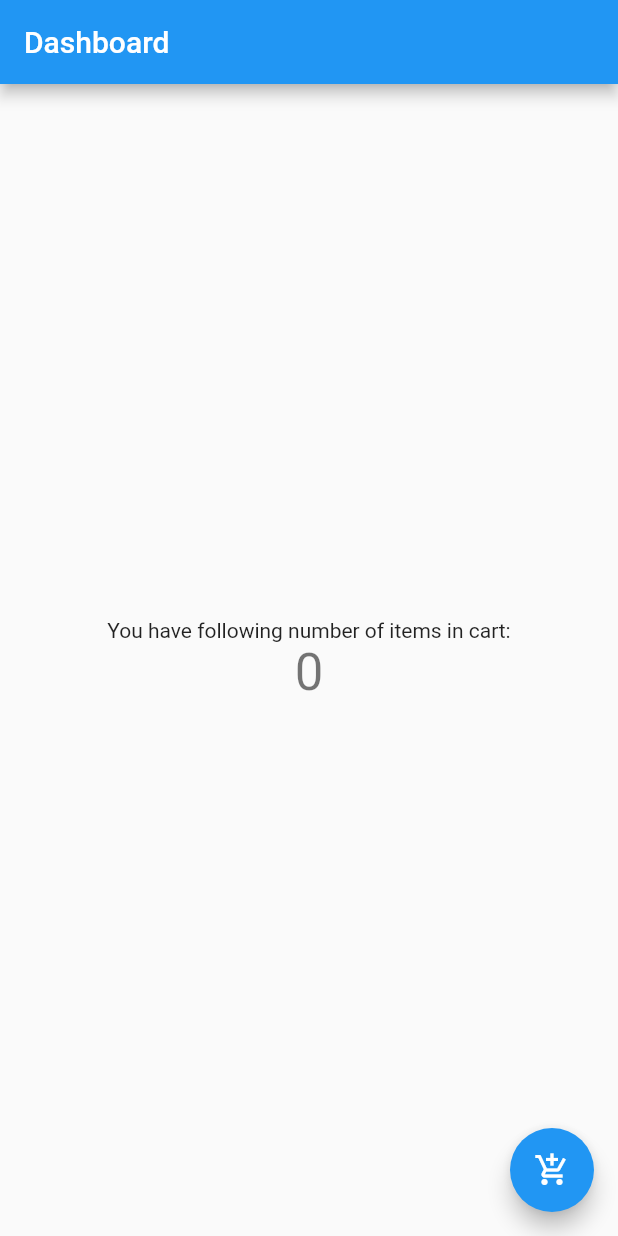
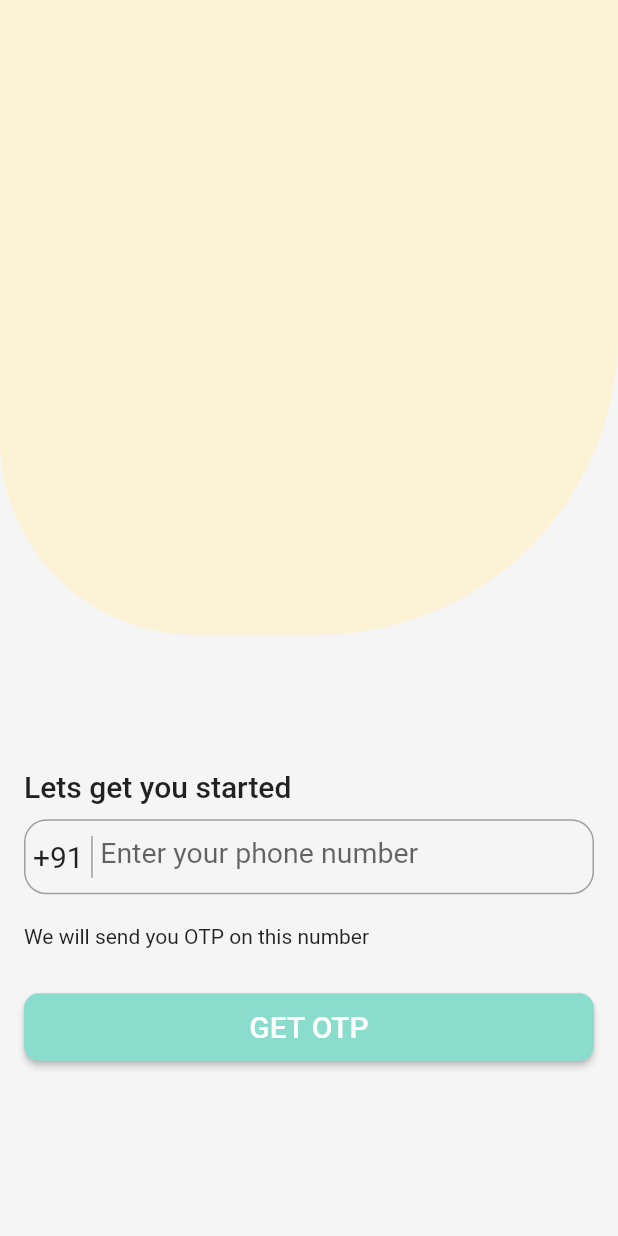
Before and after one commit to btechdev/aker-foods-retail-sample, a Flutter app: the screen it shows after launch, on a phone screen of 412 x 824 dp. Run offline on Flutter 3.47's test engine with Material 2 defaults, Android fonts, the phone set to English and light mode, and no system bars; our stand-ins replace kiwi, otp_text_field, shared_preferences; project files that could hold a hidden picture were left out.

Commit message:
ui implemented

```diff
--- /dev/null
+++ b/lib/common/widgets/app_color.dart
@@ -0,0 +1,8 @@
+import 'package:flutter/material.dart';
+
+class AppColor {
+  static const Color backgroundScaffoldColor = Color(0xfff5f5f5);
+  static const Color buttonBackgroundColor = Color(0xff8adccd);
+  static const Color onboardingPageContainerColor = Color(0xfffcf2d6);
+  static const Color textfieldPrefixIconColor = Color(0xff57c7ad);
+}
--- a/lib/main.dart
+++ b/lib/main.dart
@@ -1,61 +1,41 @@
 import 'package:flutter/material.dart';
 
-void main() => runApp(MyApp());
+import 'package:aker_foods_retail/presentation/login/enter_phone_number_screen.dart';
+import 'package:aker_foods_retail/presentation/login/enter_otp_screen.dart';
+
+void main() {
+  runApp(MyApp());
+}
 
 class MyApp extends StatelessWidget {
+  // This widget is the root of your application.
   @override
   Widget build(BuildContext context) {
     return MaterialApp(
-      title: 'Aker Foods Retail',
+      title: 'Flutter Demo',
       theme: ThemeData(
+        // This is the theme of your application.
+        //
+        // Try running your application with "flutter run". You'll see the
+        // application has a blue toolbar. Then, without quitting the app, try
+        // changing the primarySwatch below to Colors.green and then invoke
+        // "hot reload" (press "r" in the console where you ran "flutter run",
+        // or simply save your changes to "hot reload" in a Flutter IDE).
+        // Notice that the counter didn't reset back to zero; the application
+        // is not restarted.
         primarySwatch: Colors.blue,
+        // This makes the visual density adapt to the platform that you run
+        // the app on. For desktop platforms, the controls will be smaller and
+        // closer together (more dense) than on mobile platforms.
+        visualDensity: VisualDensity.adaptivePlatformDensity,
       ),
-      home: DashboardScreen(title: 'Dashboard'),
+      routes: {
+        '/': (context) => EnterPhoneNumberScreen(
+              title: 'Login',
+            ),
+        '/otp': (context) => EnterOTPScreen(),
+      },
+      initialRoute: '/',
     );
   }
 }
-
-class DashboardScreen extends StatefulWidget {
-  DashboardScreen({Key key, this.title}) : super(key: key);
-
-  final String title;
-
-  @override
-  _DashboardScreenState createState() => _DashboardScreenState();
-}
-
-class _DashboardScreenState extends State<DashboardScreen> {
-  int _counter = 0;
-
-  void _incrementCounter() {
-    setState(() {
-      _counter++;
-    });
-  }
-
-  @override
-  Widget build(BuildContext context) {
-    return Scaffold(
-      appBar: AppBar(
-        title: Text(widget.title),
-      ),
-      body: Center(
-        child: Column(
-          mainAxisAlignment: MainAxisAlignment.center,
-          children: <Widget>[
-            const Text('You have following number of items in cart:'),
-            Text(
-              '$_counter',
-              style: Theme.of(context).textTheme.display1,
-            ),
-          ],
-        ),
-      ),
-      floatingActionButton: FloatingActionButton(
-        onPressed: _incrementCounter,
-        tooltip: 'Cart',
-        child: Icon(Icons.add_shopping_cart),
-      ),
-    );
-  }
-}
--- /dev/null
+++ b/lib/presentation/login/enter_phone_number_screen.dart
@@ -0,0 +1,135 @@
+import 'package:aker_foods_retail/common/widgets/app_color.dart';
+import 'package:flutter/material.dart';
+import 'package:flutter/services.dart';
+
+class EnterPhoneNumberScreen extends StatefulWidget {
+  EnterPhoneNumberScreen({Key key, this.title}) : super(key: key);
+  final String title;
+
+  @override
+  _EnterPhoneNumberScreen createState() => _EnterPhoneNumberScreen();
+}
+
+class _EnterPhoneNumberScreen extends State<EnterPhoneNumberScreen> {
+  @override
+  Widget build(BuildContext context) {
+    final Size size = MediaQuery.of(context).size;
+
+    return Scaffold(
+      body: Column(
+        children: [
+          Container(
+            padding: EdgeInsets.only(bottom: 30.0),
+            height: size.height * 0.55,
+            color: AppColor.backgroundScaffoldColor,
+            child: Container(
+              decoration: BoxDecoration(
+                color: AppColor.onboardingPageContainerColor,
+                borderRadius: BorderRadius.only(
+                  bottomLeft: Radius.circular(130.0),
+                  bottomRight: Radius.circular(200.0),
+                ),
+              ),
+            ),
+          ),
+          Expanded(
+            child: Container(
+              color: AppColor.backgroundScaffoldColor,
+              height: size.height * .45,
+              padding: EdgeInsets.only(
+                left: 16.0,
+                right: 16.0,
+                top: 60.0,
+              ),
+              child: Column(
+                crossAxisAlignment: CrossAxisAlignment.start,
+                children: [
+                  Text(
+                    'Lets get you started',
+                    style: TextStyle(
+                      fontSize: 20.0,
+                      fontWeight: FontWeight.w500,
+                    ),
+                  ),
+                  SizedBox(
+                    height: 10.0,
+                  ),
+                  Container(
+                    decoration: BoxDecoration(
+                      border: Border.all(
+                        color: Colors.grey[500],
+                        width: 1,
+                      ),
+                      borderRadius: BorderRadius.circular(15.0),
+                    ),
+                    padding: EdgeInsets.all(5.0),
+                    height: 50.0,
+                    child: Row(
+                      crossAxisAlignment: CrossAxisAlignment.center,
+                      children: [
+                        Text(
+                          '+91',
+                          style: TextStyle(
+                            fontSize: 20.0,
+                          ),
+                        ),
+                        Container(
+                          color: Colors.grey[500],
+                          width: 1.0,
+                          margin: EdgeInsets.all(5.0),
+                        ),
+                        Expanded(
+                          child: TextField(
+                            decoration: InputDecoration(
+                              hintText: 'Enter your phone number',
+                              focusedBorder: InputBorder.none,
+                              enabledBorder: InputBorder.none,
+                              errorBorder: InputBorder.none,
+                              disabledBorder: InputBorder.none,
+                            ),
+                            inputFormatters: [
+                              FilteringTextInputFormatter.digitsOnly,
+                            ],
+                            style: TextStyle(
+                              fontSize: 19.0,
+                            ),
+                          ),
+                        ),
+                      ],
+                    ),
+                  ),
+                  SizedBox(
+                    height: 20.0,
+                  ),
+                  Text('We will send you OTP on this number'),
+                  SizedBox(
+                    height: 30.0,
+                  ),
+                  Container(
+                    height: 45.0,
+                    width: size.width,
+                    child: RaisedButton(
+                      color: AppColor.buttonBackgroundColor,
+                      disabledColor: Colors.lightGreen,
+                      onPressed: () => {Navigator.pushNamed(context, '/otp')},
+                      shape: RoundedRectangleBorder(
+                        borderRadius: BorderRadius.circular(10.0),
+                      ),
+                      child: Text(
+                        'GET OTP',
+                        style: TextStyle(
+                          fontSize: 20.0,
+                          color: Colors.white,
+                        ),
+                      ),
+                    ),
+                  ),
+                ],
+              ),
+            ),
+          )
+        ],
+      ),
+    );
+  }
+}
--- a/pubspec.yaml
+++ b/pubspec.yaml
@@ -33,6 +33,7 @@ dependencies:
   url_launcher: 5.5.0 # Launching a URL in the mobile platform
   permission_handler: ^4.0.0 # For handling platform specific run-time permissions
   image_picker: 0.6.3+4 # Image Picker
+  otp_text_field: ^1.0.1
 
   # Local DB
   hive: ^1.4.0+1
@@ -48,7 +49,6 @@ dev_dependencies:
   kiwi_generator: ^2.0.0
   hive_generator: ^0.7.0
 
-
 # For information on the generic Dart part of this file, see the
 # following page: https://dart.dev/tools/pub/pubspec
 
```
Also changed, not shown: lib/common/widgets/appbar_detail_header_widget.dart (added, +39 -0 lines), lib/common/widgets/appbar_widget.dart (added, +30 -0 lines), lib/common/widgets/countdown_timer.dart (added, +22 -0 lines), lib/common/widgets/profile_textfield_widget.dart (added, +42 -0 lines), lib/presentation/login/enter_otp_screen.dart (added, +172 -0 lines), lib/presentation/login/setup_profile_screen.dart (added, +154 -0 lines), lib/presentation/empty_presentation.dart (deleted).
